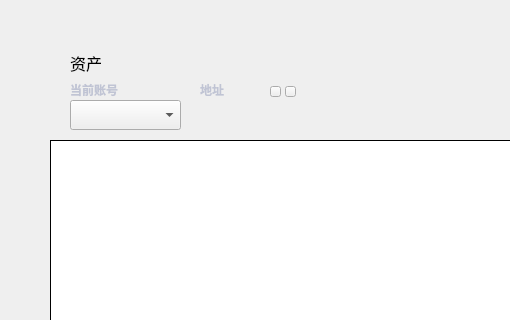
Above: mainpage.ui from HcashOrg/hx-indicator before the change; both pictures show x 0 to 510 and y 0 to 320 of the 770 by 530 pixel window. Below: the same form after it.
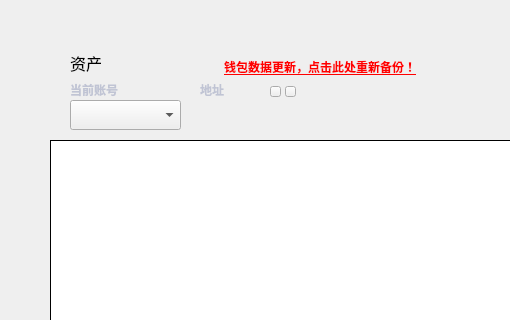
That is the form after the change.

```diff
--- a/mainpage.ui
+++ b/mainpage.ui
@@ -28,7 +28,7 @@
     <rect>
      <x>70</x>
      <y>50</y>
-     <width>200</width>
+     <width>120</width>
      <height>26</height>
     </rect>
    </property>
@@ -417,22 +417,27 @@
     <string>交易记录</string>
    </property>
   </widget>
-  <widget class="QLabel" name="label_backtip">
+  <widget class="QPushButton" name="backupBtn">
    <property name="geometry">
     <rect>
-     <x>230</x>
-     <y>80</y>
-     <width>181</width>
-	</rect>
+     <x>220</x>
+     <y>57</y>
+     <width>200</width>
+     <height>20</height>
+    </rect>
+   </property>
+   <property name="cursor">
+    <cursorShape>PointingHandCursor</cursorShape>
    </property>
    <property name="styleSheet">
-    <string notr="true">color: red;</string>
+    <string notr="true">color: red;
+font: 12px &quot;微软雅黑&quot;;
+border:none;
+background:transparent;
+text-decoration: underline;</string>
    </property>
    <property name="text">
-    <string>钱包有变，需要保存！</string>
-   </property>
-   <property name="alignment">
-    <set>Qt::AlignLeading|Qt::AlignLeft|Qt::AlignVCenter</set>
+    <string>钱包数据更新，点击此处重新备份！</string>
    </property>
   </widget>
   <zorder>addressLabel</zorder>
```
Left out of the diff: 4 changed lines with no effect on the pictures.
